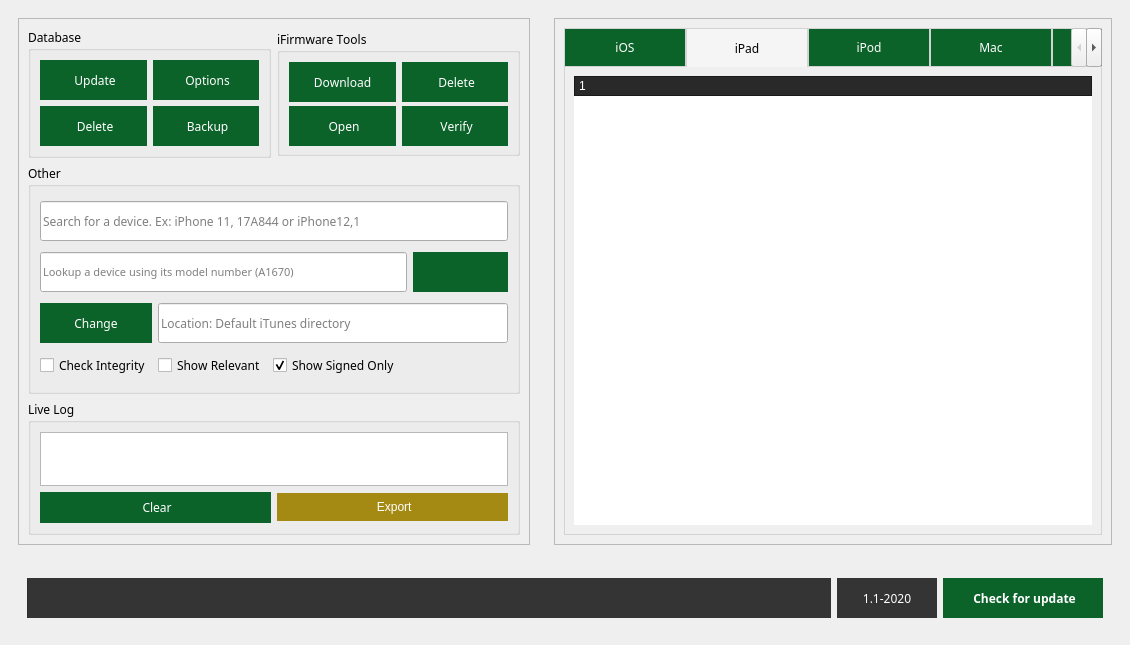
This is _iFTK.ui in i0nsec/iFirmware-Toolkit as Qt 5 draws it before an edit. The edited form follows.
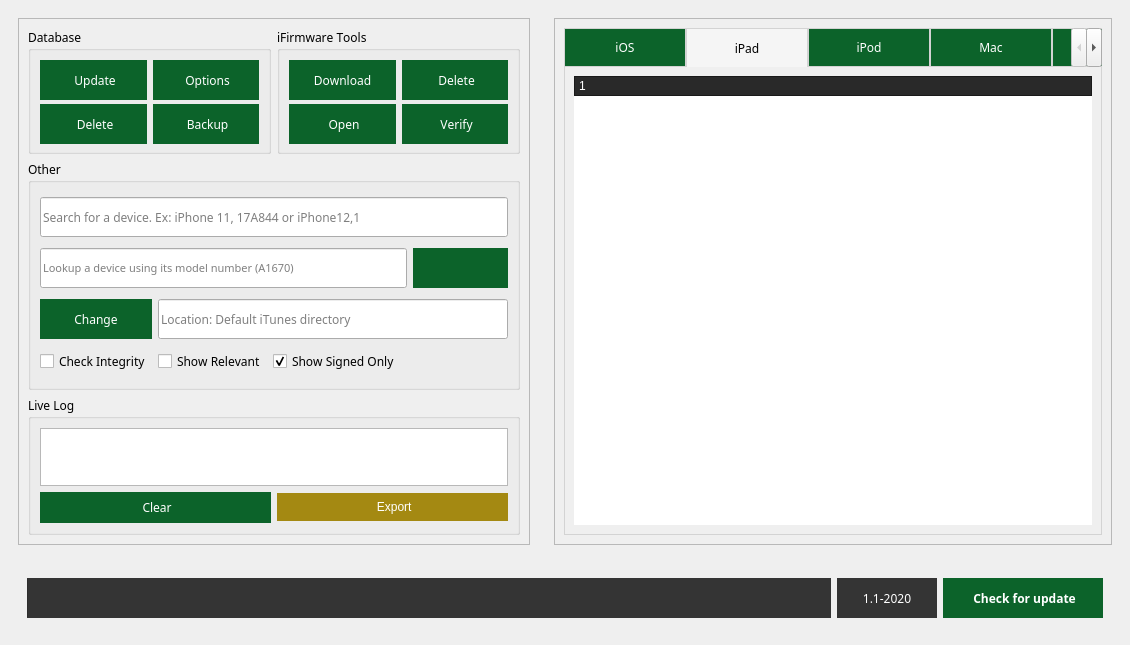
This is the edited form. Icons and pictures are not drawn.

Diff of the .ui file:
```diff
--- a/_iFTK.ui
+++ b/_iFTK.ui
@@ -825,6 +825,12 @@
             </item>
             <item row="0" column="0">
              <widget class="QGroupBox" name="database_">
+              <property name="maximumSize">
+               <size>
+                <width>16777215</width>
+                <height>126</height>
+               </size>
+              </property>
               <property name="font">
                <font>
                 <family>Segoe UI Semibold</family>
```
